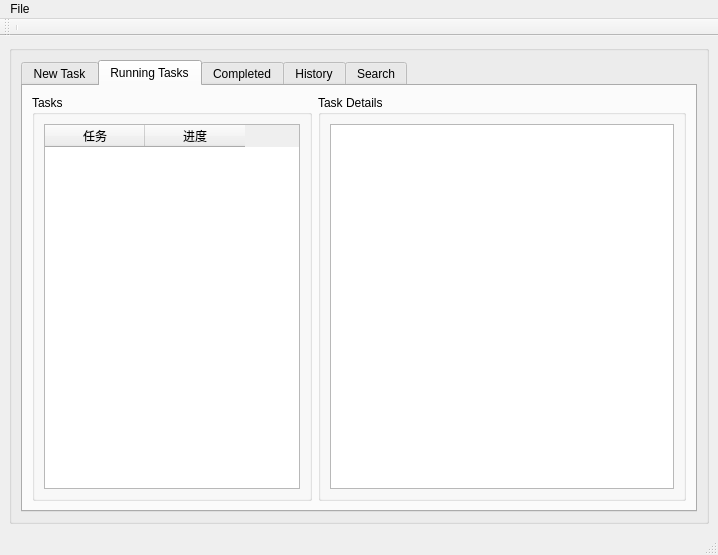
This is ui_templates/mainframe.ui in labinxu/enterpriseallknow as Qt 5 draws it before an edit. The edited form follows.
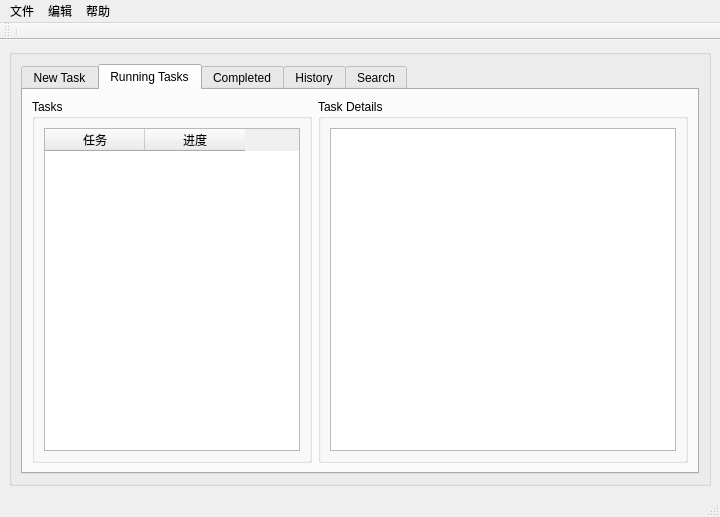
This is the edited form. Custom widgets are drawn as their Qt base class.

Patch:
```diff
--- a/ui_templates/mainframe.ui
+++ b/ui_templates/mainframe.ui
@@ -7,8 +7,8 @@
    <rect>
     <x>0</x>
     <y>0</y>
-    <width>718</width>
-    <height>555</height>
+    <width>720</width>
+    <height>517</height>
    </rect>
   </property>
   <property name="windowTitle">
@@ -244,17 +244,34 @@
     <rect>
      <x>0</x>
      <y>0</y>
-     <width>718</width>
-     <height>23</height>
+     <width>720</width>
+     <height>21</height>
     </rect>
    </property>
    <widget class="QMenu" name="menuFile">
     <property name="title">
-     <string>File</string>
+     <string>文件</string>
     </property>
     <addaction name="actionOpen"/>
    </widget>
+   <widget class="QMenu" name="menu">
+    <property name="title">
+     <string>编辑</string>
+    </property>
+    <addaction name="actionDelete"/>
+    <addaction name="actionDeleteFromDisk"/>
+   </widget>
+   <widget class="QMenu" name="menu_2">
+    <property name="title">
+     <string>帮助</string>
+    </property>
+    <addaction name="actionDebug"/>
+    <addaction name="separator"/>
+    <addaction name="actionAbout"/>
+   </widget>
    <addaction name="menuFile"/>
+   <addaction name="menu"/>
+   <addaction name="menu_2"/>
   </widget>
   <widget class="QStatusBar" name="statusbar"/>
   <widget class="QToolBar" name="toolBar">
@@ -279,7 +296,18 @@
   <customwidget>
    <class>TaskRunningTable</class>
    <extends>QTableWidget</extends>
-   <header>taskrunningtable.h</header>
+   <header>tablewidgetwithprocess.h</header>
+   <slots>
+    <signal>cellContextClicked(QTableWidgetItem*)</signal>
+   </slots>
+  </customwidget>
+  <customwidget>
+   <class>ListWidget</class>
+   <extends>QListWidget</extends>
+   <header>listwidget.h</header>
+   <slots>
+    <signal>cellContextClicked(QListWidgetItem*)</signal>
+   </slots>
   </customwidget>
  </customwidgets>
  <tabstops>
```
Left out of the diff: 77 changed lines with no effect on the pictures.
